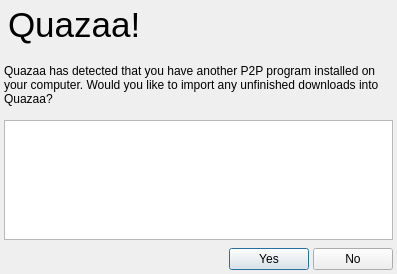
The window that Quazaa/UI/dialogdownloadsimport.ui (c3c/quazaa) describes before a commit, drawn with Qt 5.
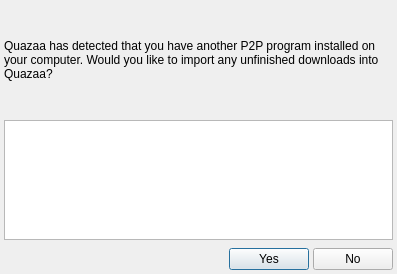
The same window after the commit. Icons and pictures are not drawn.

```diff
--- a/Quazaa/UI/dialogdownloadsimport.ui
+++ b/Quazaa/UI/dialogdownloadsimport.ui
@@ -37,66 +37,6 @@
     <number>0</number>
    </property>
    <item row="0" column="0">
-    <widget class="QFrame" name="frameCommonHeader">
-     <property name="minimumSize">
-      <size>
-       <width>0</width>
-       <height>50</height>
-      </size>
-     </property>
-     <property name="maximumSize">
-      <size>
-       <width>16777215</width>
-       <height>50</height>
-      </size>
-     </property>
-     <property name="frameShape">
-      <enum>QFrame::NoFrame</enum>
-     </property>
-     <property name="frameShadow">
-      <enum>QFrame::Raised</enum>
-     </property>
-     <layout class="QGridLayout" name="gridLayout_23">
-      <property name="margin">
-       <number>1</number>
-      </property>
-      <property name="spacing">
-       <number>0</number>
-      </property>
-      <item row="0" column="0">
-       <widget class="QLabel" name="labelLogo">
-        <property name="styleSheet">
-         <string notr="true">background-color: transparent;</string>
-        </property>
-        <property name="text">
-         <string/>
-        </property>
-        <property name="pixmap">
-         <pixmap resource="../Resource.qrc">:/Resource/Quazaa48.png</pixmap>
-        </property>
-       </widget>
-      </item>
-      <item row="0" column="1">
-       <widget class="QLabel" name="labelHeaderText">
-        <property name="sizePolicy">
-         <sizepolicy hsizetype="MinimumExpanding" vsizetype="Preferred">
-          <horstretch>0</horstretch>
-          <verstretch>0</verstretch>
-         </sizepolicy>
-        </property>
-        <property name="text">
-         <string notr="true">&lt;!DOCTYPE HTML PUBLIC &quot;-//W3C//DTD HTML 4.0//EN&quot; &quot;http://www.w3.org/TR/REC-html40/strict.dtd&quot;&gt;
-&lt;html&gt;&lt;head&gt;&lt;meta name=&quot;qrichtext&quot; content=&quot;1&quot; /&gt;&lt;style type=&quot;text/css&quot;&gt;
-p, li { white-space: pre-wrap; }
-&lt;/style&gt;&lt;/head&gt;&lt;body style=&quot; font-family:'MS Shell Dlg 2'; font-size:8.25pt; font-weight:400; font-style:normal;&quot;&gt;
-&lt;p style=&quot; margin-top:0px; margin-bottom:0px; margin-left:0px; margin-right:0px; -qt-block-indent:0; text-indent:0px;&quot;&gt;&lt;span style=&quot; font-size:26pt;&quot;&gt;Quazaa!&lt;/span&gt;&lt;/p&gt;&lt;/body&gt;&lt;/html&gt;</string>
-        </property>
-       </widget>
-      </item>
-     </layout>
-    </widget>
-   </item>
-   <item row="1" column="0">
     <widget class="QFrame" name="frameContents">
      <property name="frameShape">
       <enum>QFrame::NoFrame</enum>
```
Left out of the diff: 2 changed lines with no effect on the pictures.
